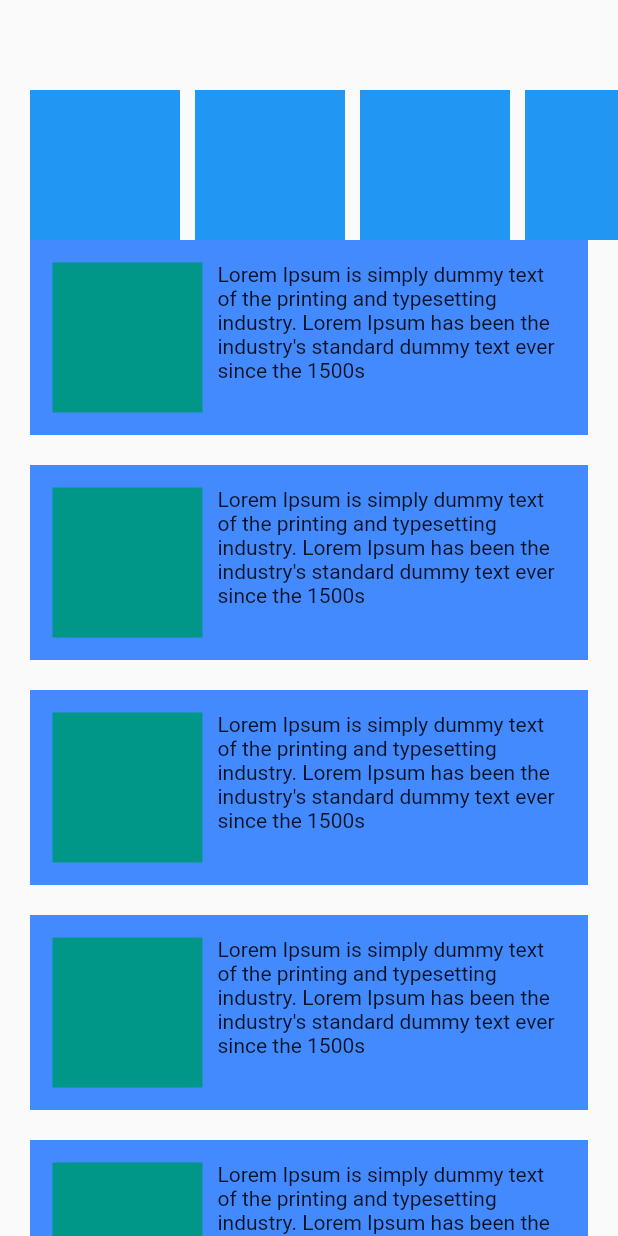
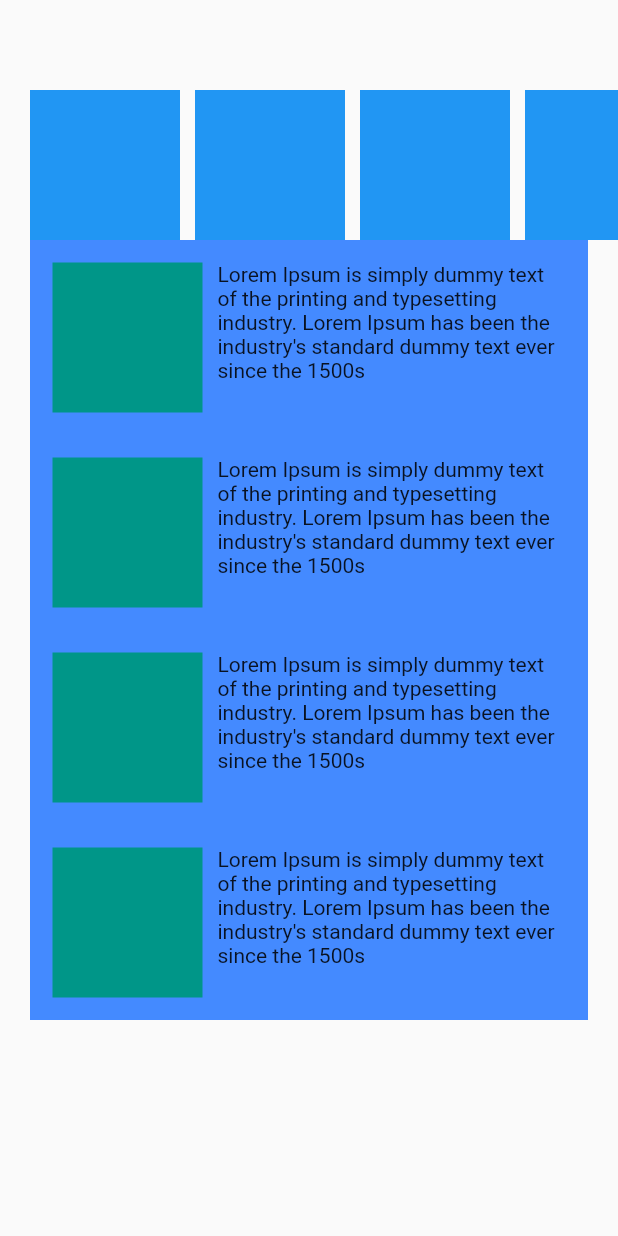
Before and after one commit to purboindra/belajar_flutter, a Flutter app: the screen it shows after launch, on a phone screen of 412 x 824 dp. Run offline on Flutter 3.47's test engine with Material 2 defaults, Android fonts, the phone set to English and light mode, and no system bars.

Commit message:
belajar flutter episode 13

```diff
--- a/lib/main.dart
+++ b/lib/main.dart
@@ -22,10 +22,13 @@ class MyHomePage extends StatelessWidget {
     return Scaffold(
       body: Column(
         children: [
+          // Bagian untuk membuat widget scroll horizontal
           Container(
             height: 100,
             margin: const EdgeInsets.only(top: 60, left: 20),
             child: ListView(
+              // Pengunaan Axis.horizontal untuk membuat scroll secara horizonta
+              // Defaultnya Axis.vertical
               scrollDirection: Axis.horizontal,
               children: [
                 Container(
@@ -61,10 +64,16 @@ class MyHomePage extends StatelessWidget {
               ],
             ),
           ),
+          // Bagian untuk membuat widget dapat discroll secara vertikal
+          // Menggunakan Expanded sebagai parent untuk membuat ukuran widgetnya maksimal
           Expanded(
             child: Container(
               margin: const EdgeInsets.symmetric(horizontal: 20),
               child: ListView(
+                // Listview ini tanpa properti apa2
+                // Karena defaultnya dia dapat discroll secara vertikal
+                // Pastikan widget listview berapada di dalam widget yang sudah ada ukurannya
+                // Bisa di dalam expanded/flexible/container yang sudah ditentukan heightnya
                 children: [
                   Container(
                     padding: const EdgeInsets.all(15),
@@ -78,6 +87,9 @@ class MyHomePage extends StatelessWidget {
                           margin: const EdgeInsets.only(right: 10),
                           color: Colors.teal,
                         ),
+                        // Widget expanded digunakan untuk membuat ukuran yang akan digunakan oleh widget text
+                        // Sehingga widget text akan mengisi space yang ada
+                        // Oleh karena itu, jika widget text sudah ada ukurannya, dia tidak akan overflow
                         const Expanded(
                           child: Text(
                               'Lorem Ipsum is simply dummy text of the printing and typesetting industry. Lorem Ipsum has been the industry\'s standard dummy text ever since the 1500s'),
@@ -87,7 +99,6 @@ class MyHomePage extends StatelessWidget {
                   ),
                   Container(
                     padding: const EdgeInsets.all(15),
-                    margin: const EdgeInsets.only(top: 20),
                     color: Colors.blueAccent,
                     child: Row(
                       crossAxisAlignment: CrossAxisAlignment.start,
@@ -98,6 +109,9 @@ class MyHomePage extends StatelessWidget {
                           margin: const EdgeInsets.only(right: 10),
                           color: Colors.teal,
                         ),
+                        // Widget expanded digunakan untuk membuat ukuran yang akan digunakan oleh widget text
+                        // Sehingga widget text akan mengisi space yang ada
+                        // Oleh karena itu, jika widget text sudah ada ukurannya, dia tidak akan overflow
                         const Expanded(
                           child: Text(
                               'Lorem Ipsum is simply dummy text of the printing and typesetting industry. Lorem Ipsum has been the industry\'s standard dummy text ever since the 1500s'),
@@ -107,7 +121,6 @@ class MyHomePage extends StatelessWidget {
                   ),
                   Container(
                     padding: const EdgeInsets.all(15),
-                    margin: const EdgeInsets.only(top: 20),
                     color: Colors.blueAccent,
                     child: Row(
                       crossAxisAlignment: CrossAxisAlignment.start,
@@ -118,6 +131,9 @@ class MyHomePage extends StatelessWidget {
                           margin: const EdgeInsets.only(right: 10),
                           color: Colors.teal,
                         ),
+                        // Widget expanded digunakan untuk membuat ukuran yang akan digunakan oleh widget text
+                        // Sehingga widget text akan mengisi space yang ada
+                        // Oleh karena itu, jika widget text sudah ada ukurannya, dia tidak akan overflow
                         const Expanded(
                           child: Text(
                               'Lorem Ipsum is simply dummy text of the printing and typesetting industry. Lorem Ipsum has been the industry\'s standard dummy text ever since the 1500s'),
@@ -127,7 +143,6 @@ class MyHomePage extends StatelessWidget {
                   ),
                   Container(
                     padding: const EdgeInsets.all(15),
-                    margin: const EdgeInsets.only(top: 20),
                     color: Colors.blueAccent,
                     child: Row(
                       crossAxisAlignment: CrossAxisAlignment.start,
@@ -138,26 +153,9 @@ class MyHomePage extends StatelessWidget {
                           margin: const EdgeInsets.only(right: 10),
                           color: Colors.teal,
                         ),
-                        const Expanded(
-                          child: Text(
-                              'Lorem Ipsum is simply dummy text of the printing and typesetting industry. Lorem Ipsum has been the industry\'s standard dummy text ever since the 1500s'),
-                        ),
-                      ],
-                    ),
-                  ),
-                  Container(
-                    padding: const EdgeInsets.all(15),
-                    margin: const EdgeInsets.only(top: 20),
-                    color: Colors.blueAccent,
-                    child: Row(
-                      crossAxisAlignment: CrossAxisAlignment.start,
-                      children: [
-                        Container(
-                          width: 100,
-                          height: 100,
-                          margin: const EdgeInsets.only(right: 10),
-                          color: Colors.teal,
-                        ),
+                        // Widget expanded digunakan untuk membuat ukuran yang akan digunakan oleh widget text
+                        // Sehingga widget text akan mengisi space yang ada
+                        // Oleh karena itu, jika widget text sudah ada ukurannya, dia tidak akan overflow
                         const Expanded(
                           child: Text(
                               'Lorem Ipsum is simply dummy text of the printing and typesetting industry. Lorem Ipsum has been the industry\'s standard dummy text ever since the 1500s'),
```
